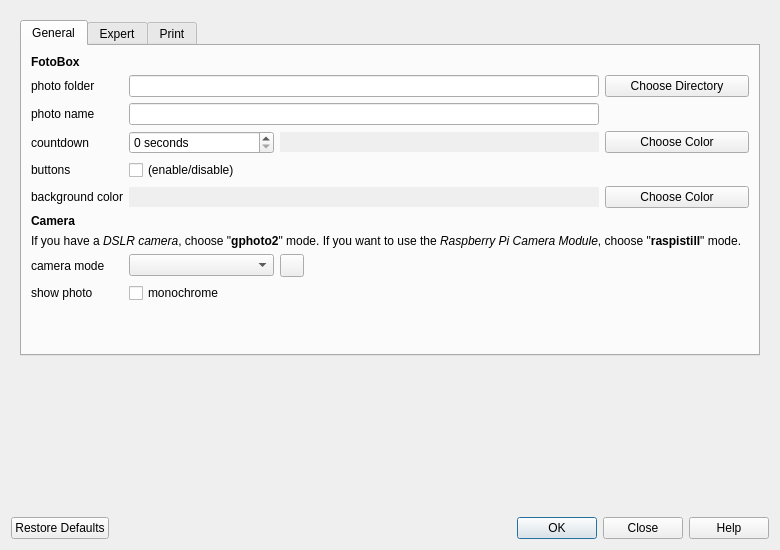
First picture: the form in forms/preferences.ui, repository tomikais/fotobox, before the edit.
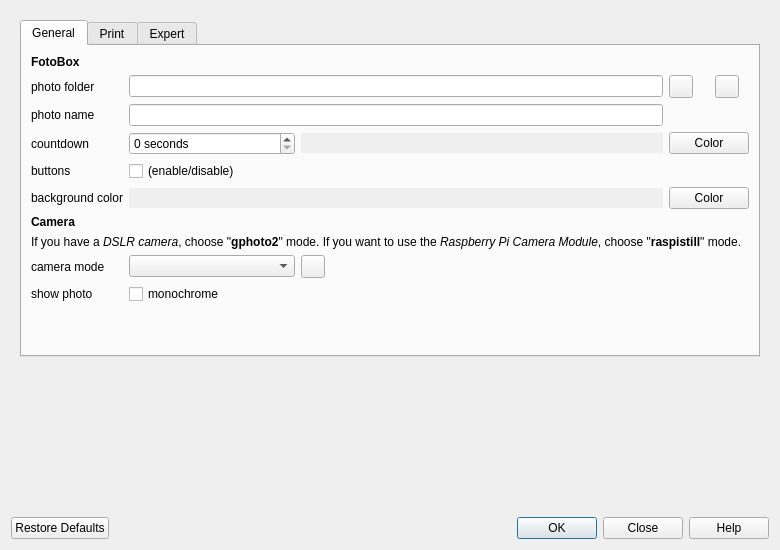
Second picture: the form after the edit.

Commit message: clear photo folder content (all JPEG files)

```diff
--- a/forms/preferences.ui
+++ b/forms/preferences.ui
@@ -67,34 +67,41 @@
           </attribute>
           <layout class="QVBoxLayout" name="verticalLayoutTabGeneral">
            <item>
-            <layout class="QGridLayout" name="gridLayoutTabGeneral" columnstretch="0,1,2,2,1">
-             <item row="7" column="0" colspan="5">
-              <widget class="QLabel" name="lblCameraInfo">
+            <layout class="QGridLayout" name="gridLayoutTabGeneral" columnstretch="0,1,2,2,1,0">
+             <item row="9" column="1">
+              <widget class="QCheckBox" name="chbGrayscale">
                <property name="text">
-                <string>&lt;html&gt;&lt;head/&gt;&lt;body&gt;&lt;p&gt;If you have a &lt;span style=&quot; font-style:italic;&quot;&gt;DSLR camera&lt;/span&gt;, choose &amp;quot;&lt;span style=&quot; font-weight:600;&quot;&gt;gphoto2&lt;/span&gt;&amp;quot; mode. If you want to use the &lt;span style=&quot; font-style:italic;&quot;&gt;Raspberry Pi Camera Module&lt;/span&gt;, choose &amp;quot;&lt;span style=&quot; font-weight:600;&quot;&gt;raspistill&lt;/span&gt;&amp;quot; mode.&lt;/p&gt;&lt;/body&gt;&lt;/html&gt;</string>
+                <string>monochrome</string>
                </property>
-               <property name="wordWrap">
-                <bool>true</bool>
+              </widget>
+             </item>
+             <item row="8" column="1">
+              <widget class="QComboBox" name="cmbCameraMode"/>
+             </item>
+             <item row="4" column="1">
+              <widget class="QCheckBox" name="chbButtons">
+               <property name="text">
+                <string>(enable/disable)</string>
                </property>
               </widget>
              </item>
-             <item row="5" column="4">
+             <item row="0" column="0">
+              <widget class="QLabel" name="lblGeneral">
+               <property name="font">
+                <font>
+                 <weight>75</weight>
+                 <bold>true</bold>
+                </font>
+               </property>
+               <property name="text">
+                <string>FotoBox</string>
+               </property>
+              </widget>
+             </item>
+             <item row="5" column="4" colspan="2">
               <widget class="QPushButton" name="btnChooseColorBG">
                <property name="text">
-                <string>Choose Color</string>
-               </property>
-              </widget>
-             </item>
-             <item row="2" column="1" colspan="3">
-              <widget class="QLineEdit" name="txtPhotoName"/>
-             </item>
-             <item row="3" column="0">
-              <widget class="QLabel" name="lblCountdown">
-               <property name="text">
-                <string>countdown</string>
-               </property>
-               <property name="buddy">
-                <cstring>spbCountdown</cstring>
+                <string>Color</string>
                </property>
               </widget>
              </item>
@@ -108,6 +115,29 @@
                </property>
               </widget>
              </item>
+             <item row="8" column="0">
+              <widget class="QLabel" name="lblCameraMode">
+               <property name="text">
+                <string>camera mode</string>
+               </property>
+               <property name="buddy">
+                <cstring>cmbCameraMode</cstring>
+               </property>
+              </widget>
+             </item>
+             <item row="3" column="0">
+              <widget class="QLabel" name="lblCountdown">
+               <property name="text">
+                <string>countdown</string>
+               </property>
+               <property name="buddy">
+                <cstring>spbCountdown</cstring>
+               </property>
+              </widget>
+             </item>
+             <item row="8" column="2">
+              <widget class="QToolButton" name="btnCameraModeReload"/>
+             </item>
              <item row="1" column="1" colspan="3">
               <widget class="QLineEdit" name="txtPhotoFolder">
                <property name="focusPolicy">
@@ -118,48 +148,6 @@
                </property>
               </widget>
              </item>
-             <item row="8" column="3" rowspan="2" colspan="2">
-              <widget class="QLabel" name="lblCameraModeInfo">
-               <property name="alignment">
-                <set>Qt::AlignLeading|Qt::AlignLeft|Qt::AlignTop</set>
-               </property>
-               <property name="wordWrap">
-                <bool>true</bool>
-               </property>
-               <property name="openExternalLinks">
-                <bool>true</bool>
-               </property>
-              </widget>
-             </item>
-             <item row="5" column="1" colspan="3">
-              <widget class="QLineEdit" name="txtShowColorBG">
-               <property name="enabled">
-                <bool>false</bool>
-               </property>
-               <property name="focusPolicy">
-                <enum>Qt::NoFocus</enum>
-               </property>
-               <property name="frame">
-                <bool>false</bool>
-               </property>
-               <property name="alignment">
-                <set>Qt::AlignCenter</set>
-               </property>
-               <property name="readOnly">
-                <bool>true</bool>
-               </property>
-              </widget>
-             </item>
-             <item row="9" column="0">
-              <widget class="QLabel" name="lblGrayscale">
-               <property name="text">
-                <string>show photo</string>
-               </property>
-               <property name="buddy">
-                <cstring>chbGrayscale</cstring>
-               </property>
-              </widget>
-             </item>
              <item row="2" column="0">
               <widget class="QLabel" name="lblPhotoName">
                <property name="text">
@@ -170,50 +158,10 @@
                </property>
               </widget>
              </item>
-             <item row="1" column="4">
-              <widget class="QPushButton" name="btnChooseDirectory">
+             <item row="3" column="4" colspan="2">
+              <widget class="QPushButton" name="btnChooseColorCD">
                <property name="text">
-                <string>Choose Directory</string>
-               </property>
-              </widget>
-             </item>
-             <item row="4" column="1">
-              <widget class="QCheckBox" name="chbButtons">
-               <property name="text">
-                <string>(enable/disable)</string>
-               </property>
-              </widget>
-             </item>
-             <item row="9" column="1">
-              <widget class="QCheckBox" name="chbGrayscale">
-               <property name="text">
-                <string>monochrome</string>
-               </property>
-              </widget>
-             </item>
-             <item row="0" column="0">
-              <widget class="QLabel" name="lblGeneral">
-               <property name="font">
-                <font>
-                 <weight>75</weight>
-                 <bold>true</bold>
-                </font>
-               </property>
-               <property name="text">
-                <string>FotoBox</string>
-               </property>
-              </widget>
-             </item>
-             <item row="8" column="1">
-              <widget class="QComboBox" name="cmbCameraMode"/>
-             </item>
-             <item row="1" column="0">
-              <widget class="QLabel" name="lblPhotoFolder">
-               <property name="text">
-                <string>photo folder</string>
-               </property>
-               <property name="buddy">
-                <cstring>btnChooseDirectory</cstring>
+                <string>Color</string>
                </property>
               </widget>
              </item>
@@ -227,15 +175,8 @@
                </property>
               </widget>
              </item>
-             <item row="8" column="0">
-              <widget class="QLabel" name="lblCameraMode">
-               <property name="text">
-                <string>camera mode</string>
-               </property>
-               <property name="buddy">
-                <cstring>cmbCameraMode</cstring>
-               </property>
-              </widget>
+             <item row="2" column="1" colspan="3">
+              <widget class="QLineEdit" name="txtPhotoName"/>
              </item>
              <item row="6" column="0">
               <widget class="QLabel" name="lblCamera">
@@ -250,13 +191,6 @@
                </property>
               </widget>
              </item>
-             <item row="3" column="4">
-              <widget class="QPushButton" name="btnChooseColorCD">
-               <property name="text">
-                <string>Choose Color</string>
-               </property>
-              </widget>
-             </item>
              <item row="3" column="1">
               <widget class="QSpinBox" name="spbCountdown">
                <property name="suffix">
@@ -267,9 +201,6 @@
                </property>
               </widget>
              </item>
-             <item row="8" column="2">
-              <widget class="QToolButton" name="btnCameraModeReload"/>
-             </item>
              <item row="3" column="2" colspan="2">
               <widget class="QLineEdit" name="txtShowColorCD">
                <property name="enabled">
@@ -289,6 +220,74 @@
                </property>
               </widget>
              </item>
+             <item row="9" column="0">
+              <widget class="QLabel" name="lblGrayscale">
+               <property name="text">
+                <string>show photo</string>
+               </property>
+               <property name="buddy">
+                <cstring>chbGrayscale</cstring>
+               </property>
+              </widget>
+             </item>
+             <item row="1" column="5">
+              <widget class="QToolButton" name="btnClearDirectoryContent"/>
+             </item>
+             <item row="1" column="0">
+              <widget class="QLabel" name="lblPhotoFolder">
+               <property name="text">
+                <string>photo folder</string>
+               </property>
+               <property name="buddy">
+                <cstring>btnChooseDirectory</cstring>
+               </property>
+              </widget>
+             </item>
+             <item row="5" column="1" colspan="3">
+              <widget class="QLineEdit" name="txtShowColorBG">
+               <property name="enabled">
+                <bool>false</bool>
+               </property>
+               <property name="focusPolicy">
+                <enum>Qt::NoFocus</enum>
+               </property>
+               <property name="frame">
+                <bool>false</bool>
+               </property>
+               <property name="alignment">
+                <set>Qt::AlignCenter</set>
+               </property>
+               <property name="readOnly">
+                <bool>true</bool>
+               </property>
+              </widget>
+             </item>
+             <item row="7" column="0" colspan="6">
+              <widget class="QLabel" name="lblCameraInfo">
+               <property name="text">
+                <string>&lt;html&gt;&lt;head/&gt;&lt;body&gt;&lt;p&gt;If you have a &lt;span style=&quot; font-style:italic;&quot;&gt;DSLR camera&lt;/span&gt;, choose &amp;quot;&lt;span style=&quot; font-weight:600;&quot;&gt;gphoto2&lt;/span&gt;&amp;quot; mode. If you want to use the &lt;span style=&quot; font-style:italic;&quot;&gt;Raspberry Pi Camera Module&lt;/span&gt;, choose &amp;quot;&lt;span style=&quot; font-weight:600;&quot;&gt;raspistill&lt;/span&gt;&amp;quot; mode.&lt;/p&gt;&lt;/body&gt;&lt;/html&gt;</string>
+               </property>
+               <property name="wordWrap">
+                <bool>true</bool>
+               </property>
+              </widget>
+             </item>
+             <item row="8" column="3" rowspan="2" colspan="3">
+              <widget class="QLabel" name="lblCameraModeInfo">
+               <property name="alignment">
+                <set>Qt::AlignLeading|Qt::AlignLeft|Qt::AlignTop</set>
+               </property>
+               <property name="wordWrap">
+                <bool>true</bool>
+               </property>
+               <property name="openExternalLinks">
+                <bool>true</bool>
+               </property>
+              </widget>
+             </item>
+             <item row="1" column="4">
+              <widget class="QToolButton" name="btnChooseDirectory"/>
+             </item>
             </layout>
            </item>
            <item>
@@ -306,6 +305,67 @@
            </item>
           </layout>
          </widget>
+         <widget class="QWidget" name="tabPrint">
+          <attribute name="title">
+           <string>Print</string>
+          </attribute>
+          <layout class="QVBoxLayout" name="verticalLayoutTabPrint">
+           <item>
+            <layout class="QGridLayout" name="gridLayoutTabPrint">
+             <item row="2" column="0">
+              <widget class="QLabel" name="lblPrinterName">
+               <property name="text">
+                <string>choose printer</string>
+               </property>
+              </widget>
+             </item>
+             <item row="2" column="1">
+              <widget class="QComboBox" name="cmbPrinterName"/>
+             </item>
+             <item row="0" column="0">
+              <widget class="QLabel" name="lblPrintSetup">
+               <property name="font">
+                <font>
+                 <weight>75</weight>
+                 <bold>true</bold>
+                </font>
+               </property>
+               <property name="text">
+                <string>Print Setup</string>
+               </property>
+              </widget>
+             </item>
+             <item row="1" column="0">
+              <widget class="QLabel" name="lblPrint">
+               <property name="text">
+                <string>print photos</string>
+               </property>
+              </widget>
+             </item>
+             <item row="1" column="1">
+              <widget class="QCheckBox" name="chbPrint">
+               <property name="text">
+                <string>(enable/disable)</string>
+               </property>
+              </widget>
+             </item>
+            </layout>
+           </item>
+           <item>
+            <spacer name="verticalSpacerTabPrint">
+             <property name="orientation">
+              <enum>Qt::Vertical</enum>
+             </property>
+             <property name="sizeHint" stdset="0">
+              <size>
+               <width>20</width>
+               <height>40</height>
+              </size>
+             </property>
+            </spacer>
+           </item>
+          </layout>
+         </widget>
          <widget class="QWidget" name="tabExpert">
           <property name="mouseTracking">
            <bool>true</bool>
@@ -469,67 +529,6 @@
            </item>
           </layout>
          </widget>
-         <widget class="QWidget" name="tabPrint">
-          <attribute name="title">
-           <string>Print</string>
-          </attribute>
-          <layout class="QVBoxLayout" name="verticalLayoutTabPrint">
-           <item>
-            <layout class="QGridLayout" name="gridLayoutTabPrint">
-             <item row="2" column="0">
-              <widget class="QLabel" name="lblPrinterName">
-               <property name="text">
-                <string>choose printer</string>
-               </property>
-              </widget>
-             </item>
-             <item row="2" column="1">
-              <widget class="QComboBox" name="cmbPrinterName"/>
-             </item>
-             <item row="0" column="0">
-              <widget class="QLabel" name="lblPrintSetup">
-               <property name="font">
-                <font>
-                 <weight>75</weight>
-                 <bold>true</bold>
-                </font>
-               </property>
-               <property name="text">
-                <string>Print Setup</string>
-               </property>
-              </widget>
-             </item>
-             <item row="1" column="0">
-              <widget class="QLabel" name="lblPrint">
-               <property name="text">
-                <string>print photos</string>
-               </property>
-              </widget>
-             </item>
-             <item row="1" column="1">
-              <widget class="QCheckBox" name="chbPrint">
-               <property name="text">
-                <string>(enable/disable)</string>
-               </property>
-              </widget>
-             </item>
-            </layout>
-           </item>
-           <item>
-            <spacer name="verticalSpacerTabPrint">
-             <property name="orientation">
-              <enum>Qt::Vertical</enum>
-             </property>
-             <property name="sizeHint" stdset="0">
-              <size>
-               <width>20</width>
-               <height>40</height>
-              </size>
-             </property>
-            </spacer>
-           </item>
-          </layout>
-         </widget>
         </widget>
        </item>
        <item>
```
Left out of the diff: 6 changed lines with no effect on the pictures. The commit also changes 4 other files.
